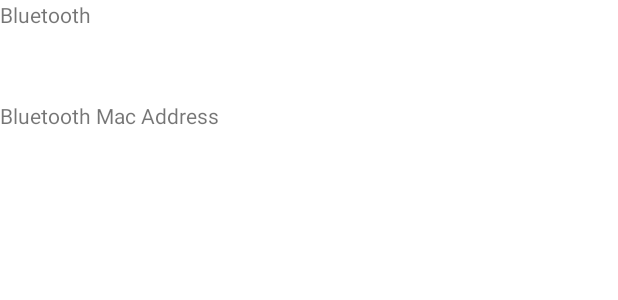
After one commit to ibb2/allBlue-Kotlin, an Android app: the layout bluetooth_device_list.xml on its own in the app's theme, with its tools: preview values and no code run, on a phone screen of 412 x 824 dp. The commit adds this screen. Shown: the top 300 px of the screen. Run offline under Robolectric (Android 15) with nearby library versions, the phone set to English and light mode, and no system bars.

Commit message:
Scaffold for displaying paired devices, layed out. Functionality unknown due to no paired devices.

```diff
--- /dev/null
+++ b/app/src/main/res/layout/bluetooth_device_list.xml
@@ -0,0 +1,21 @@
+<?xml version="1.0" encoding="utf-8"?>
+<RelativeLayout xmlns:android="http://schemas.android.com/apk/res/android"
+    android:layout_width="match_parent"
+    android:layout_height="wrap_content">
+
+    <TextView
+        android:id="@+id/textView_Name"
+        android:layout_width="match_parent"
+        android:layout_height="wrap_content"
+        android:lines="4"
+        android:text="Bluetooth" />
+
+    <TextView
+        android:id="@+id/textView_Address"
+        android:layout_width="match_parent"
+        android:layout_height="wrap_content"
+        android:layout_below="@+id/textView_Name"
+        android:lines="4"
+        android:text="Bluetooth Mac Address" />
+
+</RelativeLayout>
```
Also changed, not shown: app/src/main/java/com/example/allblue_kotlin/MainActivity.kt (+60 -0 lines), app/src/main/res/layout/activity_main.xml (+16 -6 lines).
